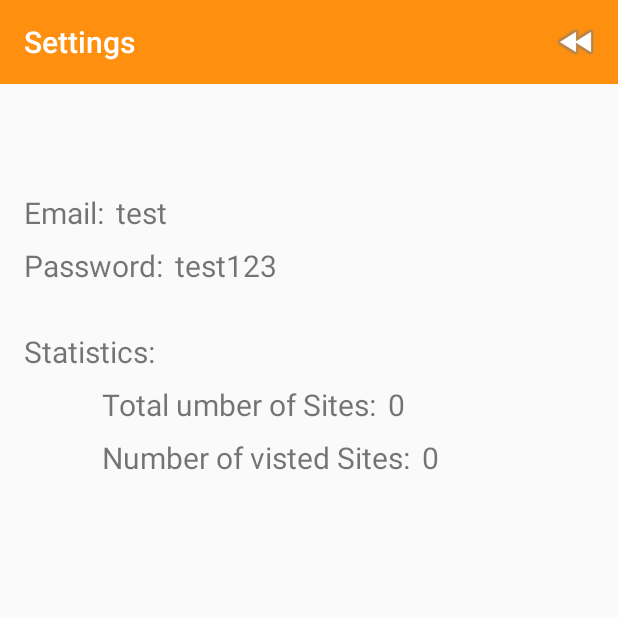
After one commit to ForsterRobin/xSiteMe, an Android app: the SettingsView screen opened directly, with no data from a screen before it, on a phone screen of 412 x 824 dp, the top half of it. The commit adds this screen. Run offline under Robolectric (Android 15) with nearby library versions, the phone set to English and light mode, and no system bars.

Commit message:
Added Settings Activity
Email and Password are not being used yet

```diff
--- a/app/src/main/AndroidManifest.xml
+++ b/app/src/main/AndroidManifest.xml
@@ -32,6 +32,10 @@
                 android:name=".views.map.SiteMapsView"
                 android:label="@string/title_activity_site_maps"
                 android:theme="@style/AppTheme" />
+        <activity
+                android:name=".views.settings.SettingsView"
+                android:label="@string/title_activity_settings"
+                android:theme="@style/AppTheme" />
 
         <meta-data
                 android:name="com.google.android.geo.API_KEY"
--- /dev/null
+++ b/app/src/main/java/for35892/othr/de/xsiteme/views/settings/SettingsPresenter.kt
@@ -0,0 +1,27 @@
+package for35892.othr.de.xsiteme.views.settings
+
+import for35892.othr.de.xsiteme.main.MainApp
+import kotlinx.android.synthetic.main.activity_settings.*
+
+class SettingsPresenter(val activity: SettingsView) {
+
+    var app: MainApp
+
+    init {
+        app = activity.application as MainApp
+    }
+
+    fun doGoBack() {
+        activity.finish()
+    }
+
+    fun doShowNumberOfSites() {
+        var count = app.sites.findAll().count()
+        activity.numberofsitesvalue.text = count.toString()
+    }
+
+    fun doShowNumberVisited() {
+        var count = app.sites.findAll().filter { it.visited }.count()
+        activity.numbervisitedvalue.text = count.toString()
+    }
+}
--- /dev/null
+++ b/app/src/main/java/for35892/othr/de/xsiteme/views/settings/SettingsView.kt
@@ -0,0 +1,49 @@
+package for35892.othr.de.xsiteme.views.settings
+
+import android.content.Intent
+import android.os.Bundle
+import android.support.v7.app.AppCompatActivity
+import android.view.Menu
+import android.view.MenuItem
+import for35892.othr.de.xsiteme.R
+import for35892.othr.de.xsiteme.helpers.readImageFromPath
+import for35892.othr.de.xsiteme.models.SiteModel
+import kotlinx.android.synthetic.main.activity_settings.*
+import kotlinx.android.synthetic.main.activity_site.*
+import org.jetbrains.anko.AnkoLogger
+import org.jetbrains.anko.toast
+
+class SettingsView : AppCompatActivity(), AnkoLogger {
+    lateinit var presenter: SettingsPresenter
+    var site = SiteModel()
+
+    override fun onCreate(savedInstanceState: Bundle?) {
+        super.onCreate(savedInstanceState)
+        setContentView(R.layout.activity_settings)
+        toolbarSettings.title = title
+        setSupportActionBar(toolbarSettings)
+
+        presenter = SettingsPresenter(this)
+
+        presenter.doShowNumberOfSites()
+        presenter.doShowNumberVisited()
+    }
+
+    override fun onCreateOptionsMenu(menu: Menu): Boolean {
+        menuInflater.inflate(R.menu.menu_settings, menu)
+        return super.onCreateOptionsMenu(menu)
+    }
+
+    override fun onOptionsItemSelected(item: MenuItem?): Boolean {
+        when (item?.itemId) {
+            R.id.item_back -> {
+                presenter.doGoBack()
+            }
+        }
+        return super.onOptionsItemSelected(item)
+    }
+
+    override fun onBackPressed() {
+        presenter.doGoBack()
+    }
+}
--- a/app/src/main/java/for35892/othr/de/xsiteme/views/sitelist/SiteListPresenter.kt
+++ b/app/src/main/java/for35892/othr/de/xsiteme/views/sitelist/SiteListPresenter.kt
@@ -3,6 +3,7 @@ package for35892.othr.de.xsiteme.views.sitelist
 import for35892.othr.de.xsiteme.main.MainApp
 import for35892.othr.de.xsiteme.models.SiteModel
 import for35892.othr.de.xsiteme.views.map.SiteMapsView
+import for35892.othr.de.xsiteme.views.settings.SettingsView
 import for35892.othr.de.xsiteme.views.site.SiteView
 import org.jetbrains.anko.intentFor
 import org.jetbrains.anko.startActivity
@@ -30,4 +31,8 @@ class SiteListPresenter(val activity: SiteListView) {
     fun doShowSitesMap() {
         activity.startActivity<SiteMapsView>()
     }
+
+    fun doShowSettings() {
+        activity.startActivity<SettingsView>()
+    }
 }
--- a/app/src/main/java/for35892/othr/de/xsiteme/views/sitelist/SiteListView.kt
+++ b/app/src/main/java/for35892/othr/de/xsiteme/views/sitelist/SiteListView.kt
@@ -35,6 +35,7 @@ class SiteListView : AppCompatActivity(), SiteListener {
         when (item?.itemId) {
             R.id.item_add -> presenter.doAddSite()
             R.id.item_map -> presenter.doShowSitesMap()
+            R.id.item_settings -> presenter.doShowSettings()
         }
         return super.onOptionsItemSelected(item)
     }
--- /dev/null
+++ b/app/src/main/res/layout/activity_settings.xml
@@ -0,0 +1,137 @@
+<?xml version="1.0" encoding="utf-8"?>
+<android.support.constraint.ConstraintLayout
+        xmlns:android="http://schemas.android.com/apk/res/android"
+        xmlns:app="http://schemas.android.com/apk/res-auto"
+        xmlns:tools="http://schemas.android.com/tools"
+        android:layout_width="match_parent"
+        android:layout_height="match_parent"
+        tools:context=".views.settings.SettingsView">
+
+    <android.support.design.widget.AppBarLayout
+            android:id="@+id/appBarLayout"
+            android:layout_width="match_parent"
+            android:layout_height="wrap_content"
+            android:background="@color/colorAccent"
+            android:fitsSystemWindows="true"
+            app:elevation="0dip"
+            app:theme="@style/ThemeOverlay.AppCompat.Dark.ActionBar">
+
+        <android.support.v7.widget.Toolbar
+                android:id="@+id/toolbarSettings"
+                android:layout_width="match_parent"
+                android:layout_height="wrap_content"
+                app:titleTextColor="@color/colorPrimary"/>
+
+    </android.support.design.widget.AppBarLayout>
+
+    <android.support.constraint.ConstraintLayout
+            android:layout_width="match_parent"
+            android:layout_height="600dp"
+            android:layout_marginEnd="8dp"
+            android:layout_marginStart="8dp"
+            app:layout_constraintEnd_toEndOf="parent"
+            app:layout_constraintStart_toStartOf="parent"
+            app:layout_constraintTop_toTopOf="parent">
+
+        <TextView
+                android:id="@+id/email"
+                android:text="@string/email"
+                android:textSize="20sp"
+                android:layout_width="wrap_content"
+                android:layout_height="wrap_content"
+                android:layout_marginEnd="8dp"
+                android:layout_marginStart="8dp"
+                android:layout_marginTop="128dp"
+                app:layout_constraintStart_toStartOf="parent"
+                app:layout_constraintTop_toTopOf="parent"/>
+        <TextView
+                  android:id="@+id/emailvalue"
+                  android:text="test"
+                  android:textSize="20sp"
+                  android:layout_width="wrap_content"
+                  android:layout_height="wrap_content"
+                  android:layout_marginEnd="8dp"
+                  android:layout_marginStart="8dp"
+                  android:layout_marginTop="128dp"
+                  app:layout_constraintStart_toEndOf="@id/email"
+                  app:layout_constraintTop_toTopOf="parent"/>
+        <TextView
+                android:id="@+id/password"
+                android:text="@string/password"
+                android:textSize="20sp"
+                android:layout_width="wrap_content"
+                android:layout_height="wrap_content"
+                android:layout_marginEnd="8dp"
+                android:layout_marginStart="8dp"
+                android:layout_marginTop="8dp"
+                app:layout_constraintStart_toStartOf="parent"
+                app:layout_constraintTop_toBottomOf="@+id/email"/>
+        <TextView
+                android:id="@+id/passwordvalue"
+                android:text="test123"
+                android:textSize="20sp"
+                android:layout_width="wrap_content"
+                android:layout_height="wrap_content"
+                android:layout_marginEnd="8dp"
+                android:layout_marginStart="8dp"
+                android:layout_marginTop="8dp"
+                app:layout_constraintStart_toEndOf="@id/password"
+                app:layout_constraintTop_toBottomOf="@+id/email"/>
+        <TextView
+                android:id="@+id/statistics"
+                android:text="@string/statistics"
+                android:textSize="20sp"
+                android:layout_width="wrap_content"
+                android:layout_height="wrap_content"
+                android:layout_marginEnd="8dp"
+                android:layout_marginStart="8dp"
+                android:layout_marginTop="30dp"
+                app:layout_constraintStart_toStartOf="parent"
+                app:layout_constraintTop_toBottomOf="@+id/password"/>
+        <TextView
+                android:id="@+id/numberofsites"
+                android:text="@string/numberofsites"
+                android:textSize="20sp"
+                android:layout_width="wrap_content"
+                android:layout_height="wrap_content"
+                android:layout_marginEnd="8dp"
+                android:layout_marginStart="60dp"
+                android:layout_marginTop="8dp"
+                app:layout_constraintStart_toStartOf="parent"
+                app:layout_constraintTop_toBottomOf="@+id/statistics"/>
+        <TextView
+                android:id="@+id/numberofsitesvalue"
+                android:textSize="20sp"
+                android:layout_width="wrap_content"
+                android:layout_height="wrap_content"
+                android:layout_marginEnd="8dp"
+                android:layout_marginStart="8dp"
+                android:layout_marginTop="8dp"
+                app:layout_constraintStart_toEndOf="@id/numberofsites"
+                app:layout_constraintTop_toBottomOf="@+id/statistics"/>
+        <TextView
+                android:id="@+id/numbervisited"
+                android:text="@string/numbervisited"
+                android:textSize="20sp"
+                android:layout_width="wrap_content"
+                android:layout_height="wrap_content"
+                android:layout_marginEnd="8dp"
+                android:layout_marginStart="60dp"
+                android:layout_marginTop="8dp"
+                app:layout_constraintStart_toStartOf="parent"
+                app:layout_constraintTop_toBottomOf="@+id/numberofsites"/>
+        <TextView
+                android:id="@+id/numbervisitedvalue"
+                android:textSize="20sp"
+                android:layout_width="wrap_content"
+                android:layout_height="wrap_content"
+                android:layout_marginEnd="8dp"
+                android:layout_marginStart="8dp"
+                android:layout_marginTop="8dp"
+                app:layout_constraintStart_toEndOf="@id/numbervisited"
+                app:layout_constraintTop_toBottomOf="@+id/numberofsites"/>
+
+
+    </android.support.constraint.ConstraintLayout>
+
+</android.support.constraint.ConstraintLayout>
--- a/app/src/main/res/menu/menu_main.xml
+++ b/app/src/main/res/menu/menu_main.xml
@@ -6,10 +6,15 @@
             android:id="@+id/item_add"
             android:icon="@android:drawable/ic_menu_add"
             android:title="@string/menu_addSite"
-            app:showAsAction="always" />
+            app:showAsAction="always"/>
     <item
             android:id="@+id/item_map"
             android:icon="@android:drawable/ic_menu_mapmode"
             android:title="@string/menu_map"
             app:showAsAction="always"/>
+    <item
+            android:id="@+id/item_settings"
+            android:icon="@drawable/ic_menu_settings"
+            android:title="@string/menu_map"
+            app:showAsAction="always"/>
 </menu>
--- /dev/null
+++ b/app/src/main/res/menu/menu_settings.xml
@@ -0,0 +1,10 @@
+<?xml version="1.0" encoding="utf-8"?>
+<menu xmlns:android="http://schemas.android.com/apk/res/android"
+      xmlns:app="http://schemas.android.com/apk/res-auto">
+
+    <item
+            android:id="@+id/item_back"
+            android:title="@string/menu_back"
+            android:icon="@android:drawable/ic_media_rew"
+            app:showAsAction="always"/>
+</menu>
--- a/app/src/main/res/values/strings.xml
+++ b/app/src/main/res/values/strings.xml
@@ -12,6 +12,7 @@
     <string name="menu_cancelSite">Cancel</string>
     <string name="menu_deleteSite">Delete</string>
     <string name="menu_saveSite">Save</string>
+    <string name="menu_back">Back</string>
 
     <string name="enter_site_title"> Please enter a Site Title </string>
     <string name="save_site"> Save Site </string>
@@ -24,5 +25,12 @@
     <string name="title_activity_siteList">Sites</string>
     <string name="title_activity_site_add">Add Site</string>
     <string name="title_activity_site_edit">Edit Site</string>
+    <string name="title_activity_settings">Settings</string>
+
+    <string name="email">Email: </string>
+    <string name="password">Password: </string>
+    <string name="statistics">Statistics: </string>
+    <string name="numberofsites">Total umber of Sites: </string>
+    <string name="numbervisited">Number of visted Sites: </string>
 
 </resources>
```
Also changed, not shown: app/src/main/res/drawable-hdpi/ic_menu_settings.png (added), app/src/main/res/drawable-mdpi/ic_menu_settings.png (added), app/src/main/res/drawable-xhdpi/ic_menu_settings.png (added), app/src/main/res/drawable-xxhdpi/ic_menu_settings.png (added), app/src/main/res/drawable-xxxhdpi/ic_menu_settings.png (added).
